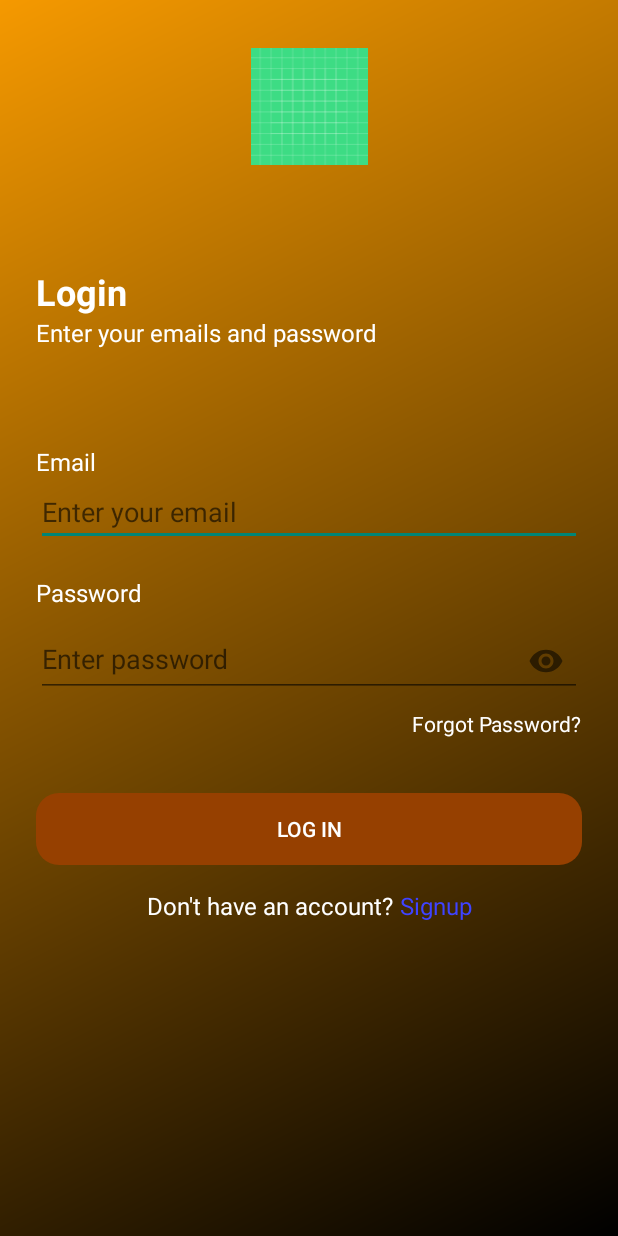
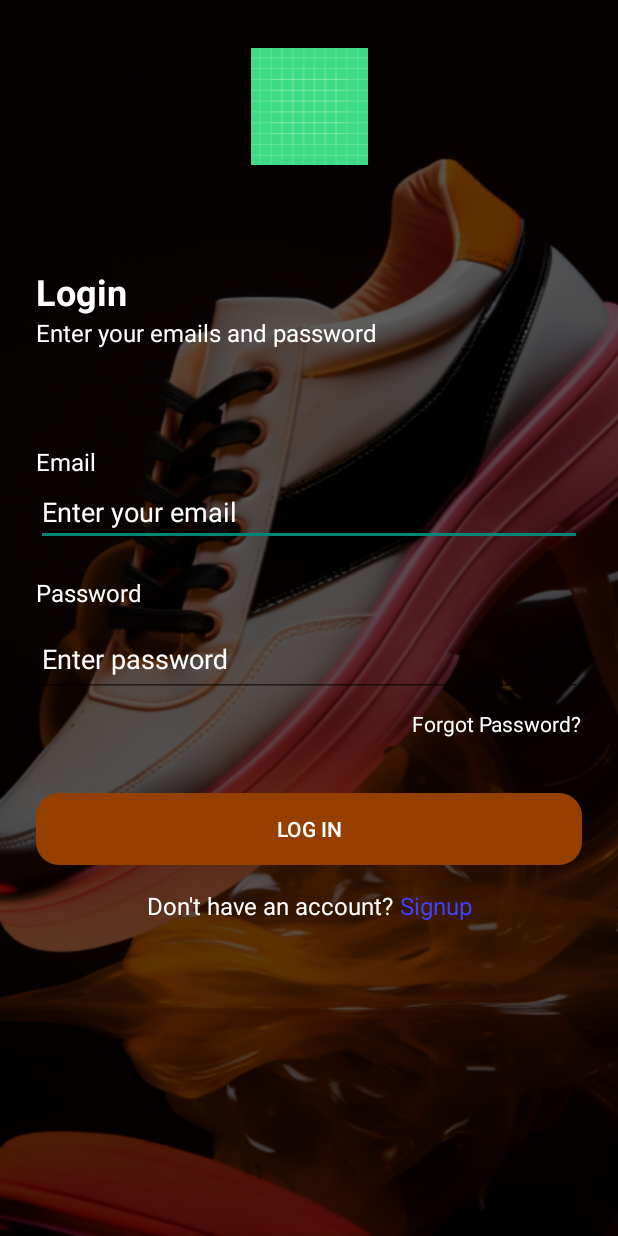
Before and after one commit to TyNguyen1711/Shoe-Store-App, an Android app: the LoginActivity screen opened directly, with no data from a screen before it, on a phone screen of 412 x 824 dp. Run offline under Robolectric (Android 15) with nearby library versions, the phone set to English and light mode, and no system bars; our stand-ins replace Firebase (no records; nobody signed in at launch, a user with empty details on screens opened directly); 1 statement that could not run was skipped.

Commit message:
Background login/signup

```diff
--- a/app/src/main/res/layout/activity_forgot_password.xml
+++ b/app/src/main/res/layout/activity_forgot_password.xml
@@ -3,7 +3,9 @@
     xmlns:app="http://schemas.android.com/apk/res-auto"
     xmlns:tools="http://schemas.android.com/tools"
     android:id="@+id/main"
-    android:background="@drawable/bg_login_signup"
+    android:background="@drawable/thumbnail"
+    android:backgroundTint="@color/text_secondary"
+    android:backgroundTintMode="multiply"
     android:layout_width="match_parent"
     android:layout_height="match_parent"
     tools:context=".activity.ForgotPasswordActivity">
@@ -88,6 +90,7 @@
         android:hint="Enter your email"
         android:inputType="textEmailAddress"
         android:textColor="@color/black"
+        android:textColorHint="#FFFFFF"
         app:layout_constraintEnd_toEndOf="parent"
         app:layout_constraintStart_toStartOf="parent"
         app:layout_constraintTop_toBottomOf="@+id/emailTV" />
--- a/app/src/main/res/layout/activity_login.xml
+++ b/app/src/main/res/layout/activity_login.xml
@@ -3,9 +3,11 @@
     xmlns:app="http://schemas.android.com/apk/res-auto"
     xmlns:tools="http://schemas.android.com/tools"
     android:id="@+id/main"
-    android:background="@drawable/bg_login_signup"
     android:layout_width="match_parent"
     android:layout_height="match_parent"
+    android:background="@drawable/thumbnail"
+    android:backgroundTint="@color/text_secondary"
+    android:backgroundTintMode="multiply"
     tools:context=".activity.LoginActivity">
 
     <ImageView
@@ -51,9 +53,9 @@
         android:layout_marginEnd="24dp"
         android:textColor="@color/red"
         android:textSize="16sp"
+        app:layout_constraintBottom_toTopOf="@id/emailTV"
         app:layout_constraintStart_toStartOf="parent"
-        app:layout_constraintTop_toBottomOf="@+id/loginTV_2"
-        app:layout_constraintBottom_toTopOf="@id/emailTV"/>
+        app:layout_constraintTop_toBottomOf="@+id/loginTV_2" />
 
     <TextView
         android:id="@+id/emailTV"
@@ -77,6 +79,7 @@
         android:hint="Enter your email"
         android:inputType="textEmailAddress"
         android:textColor="@color/black"
+        android:textColorHint="#FFFFFF"
         app:layout_constraintEnd_toEndOf="parent"
         app:layout_constraintStart_toStartOf="parent"
         app:layout_constraintTop_toBottomOf="@+id/emailTV" />
@@ -97,19 +100,21 @@
         android:id="@+id/passwordLayoutET"
         android:layout_width="0dp"
         android:layout_height="wrap_content"
-        app:passwordToggleEnabled="true"
+        android:layout_marginStart="24dp"
+        android:layout_marginEnd="24dp"
+        android:textColorHint="#FFFFFF"
         app:layout_constraintEnd_toEndOf="parent"
         app:layout_constraintStart_toStartOf="parent"
         app:layout_constraintTop_toBottomOf="@+id/passwordTV"
-        android:layout_marginStart="24dp"
-        android:layout_marginEnd="24dp">
+        app:passwordToggleEnabled="true">
 
         <com.google.android.material.textfield.TextInputEditText
             android:id="@+id/passwordET"
             android:layout_width="match_parent"
             android:layout_height="match_parent"
-            android:hint="@string/enter_password"
-            android:inputType="textPassword"/>
+            android:hint="Enter password"
+            android:inputType="textPassword"
+            android:textColorHint="#FFFFFF" />
     </com.google.android.material.textfield.TextInputLayout>
 
     <TextView
```
Also changed, not shown: app/src/main/res/layout/activity_signup.xml (+10 -8 lines).
